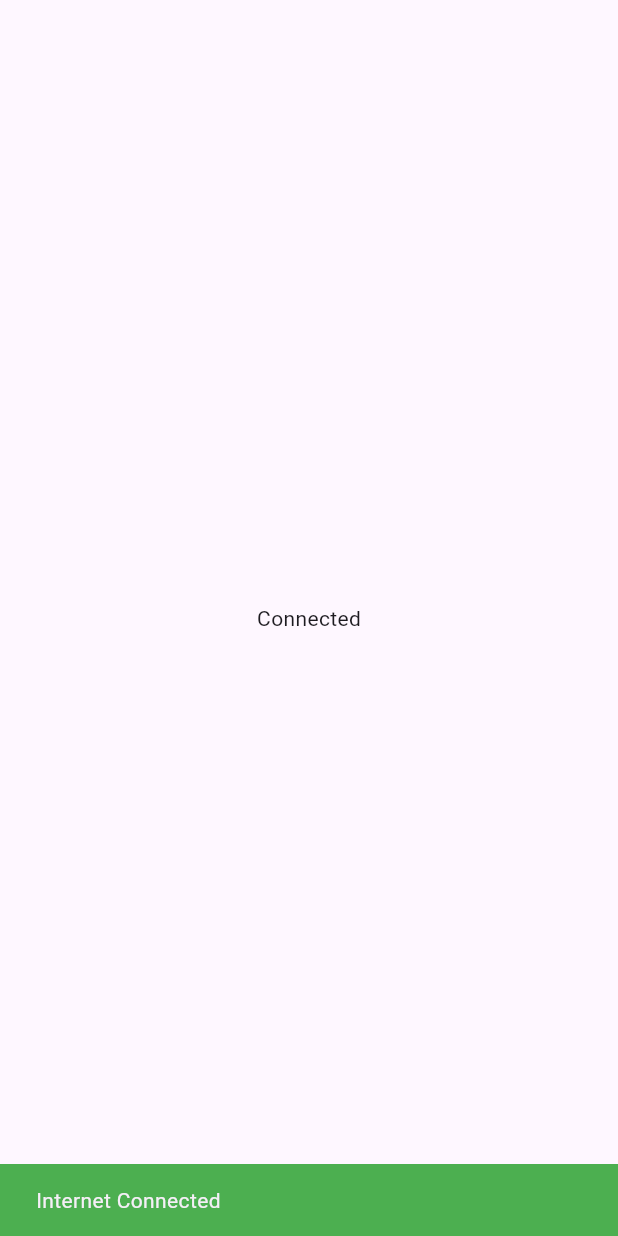
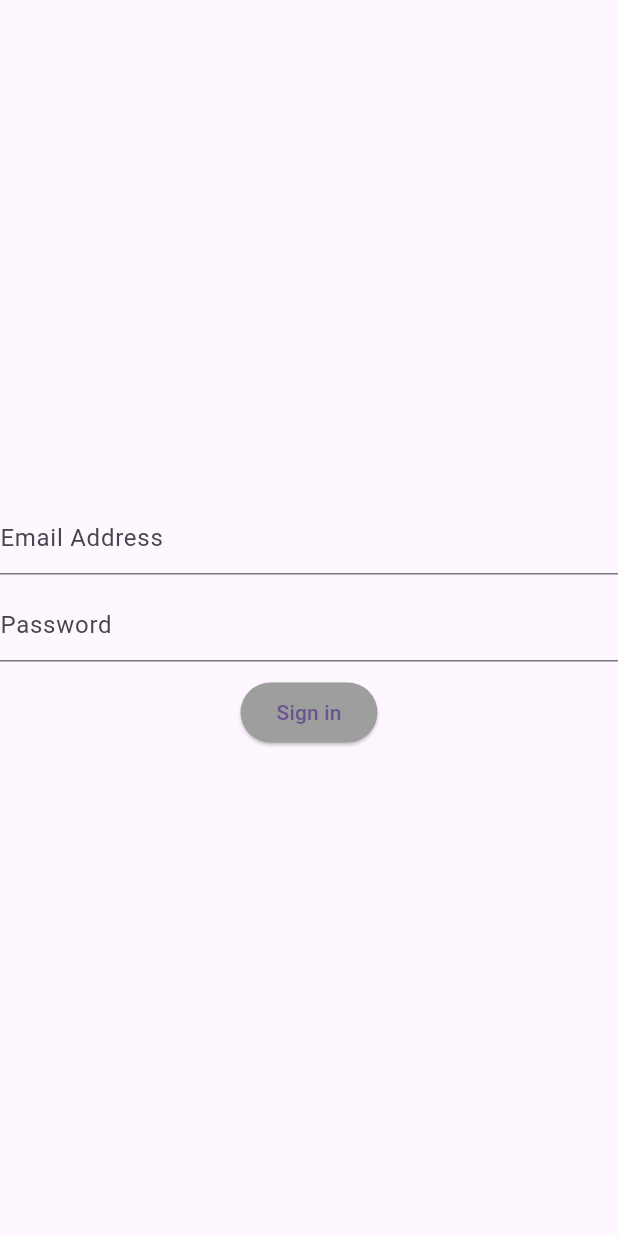
Before and after one commit to CodeCrypt05/state_mamangement_app, a Flutter app: the first screen one second after launch, on a phone screen of 412 x 824 dp. Run offline on Flutter 3.47's test engine with Material 2 defaults, Android fonts, the phone set to English and light mode, and no system bars; our stand-ins replace connectivity, email_validator, flutter_bloc.

Commit message:
signin page validation using bloc

```diff
--- /dev/null
+++ b/lib/bloc/signin_bloc/signin_bloc.dart
@@ -0,0 +1,26 @@
+import 'package:email_validator/email_validator.dart';
+import 'package:flutter_bloc/flutter_bloc.dart';
+import 'package:statemanagement_app/bloc/signin_bloc/signin_event.dart';
+import 'package:statemanagement_app/bloc/signin_bloc/signin_state.dart';
+
+class SignInBloc extends Bloc<SignInEvent, SignInState> {
+  SignInBloc() : super(SignInInitialState()) {
+    on<SignInTextChangedEvent>((event, emit) {
+      if (EmailValidator.validate(event.emailValue) == false) {
+        emit(
+          SignInErrorState("Please enter a valid email address"),
+        );
+      } else if (event.passwordValue.length < 8) {
+        emit(
+          SignInErrorState("Please enter a valid password"),
+        );
+      } else {
+        emit(SignInValidState());
+      }
+    });
+
+    on<SignInSubmittedEvent>((event, emit) {
+      emit(SignInLoadingState());
+    });
+  }
+}
--- /dev/null
+++ b/lib/bloc/signin_bloc/signin_event.dart
@@ -0,0 +1,13 @@
+abstract class SignInEvent {}
+
+class SignInTextChangedEvent extends SignInEvent {
+  final String emailValue;
+  final String passwordValue;
+  SignInTextChangedEvent(this.emailValue, this.passwordValue);
+}
+
+class SignInSubmittedEvent extends SignInEvent {
+  final String email;
+  final String password;
+  SignInSubmittedEvent(this.email, this.password);
+}
--- /dev/null
+++ b/lib/bloc/signin_bloc/signin_state.dart
@@ -0,0 +1,12 @@
+abstract class SignInState {}
+
+class SignInInitialState extends SignInState {}
+
+class SignInValidState extends SignInState {}
+
+class SignInErrorState extends SignInState {
+  final String errorMessage;
+  SignInErrorState(this.errorMessage);
+}
+
+class SignInLoadingState extends SignInState {}
--- a/lib/main.dart
+++ b/lib/main.dart
@@ -1,7 +1,10 @@
 import 'package:flutter/material.dart';
 import 'package:flutter_bloc/flutter_bloc.dart';
+import 'package:statemanagement_app/bloc/signin_bloc/signin_bloc.dart';
+import 'package:statemanagement_app/cubits/counter_cubit.dart';
 import 'package:statemanagement_app/cubits/internet_cubit.dart';
-import 'package:statemanagement_app/screens/internet_connectivity_checking/home_screen.dart';
+import 'package:statemanagement_app/screens/number_incement/home_screen.dart';
+import 'package:statemanagement_app/screens/welcome/signin_screen.dart';
 
 void main() {
   runApp(const MyApp());
@@ -14,14 +17,14 @@ class MyApp extends StatelessWidget {
   @override
   Widget build(BuildContext context) {
     return BlocProvider(
-      create: (context) => InternetCubit(),
+      create: (context) => SignInBloc(),
       child: MaterialApp(
         title: 'Flutter Demo',
         theme: ThemeData(
           colorScheme: ColorScheme.fromSeed(seedColor: Colors.deepPurple),
           useMaterial3: true,
         ),
-        home: const HomeScreen(),
+        home: SignInScreen(),
       ),
     );
   }
--- /dev/null
+++ b/lib/screens/welcome/signin_screen.dart
@@ -0,0 +1,75 @@
+import 'package:flutter/material.dart';
+import 'package:flutter_bloc/flutter_bloc.dart';
+import 'package:statemanagement_app/bloc/signin_bloc/signin_bloc.dart';
+import 'package:statemanagement_app/bloc/signin_bloc/signin_event.dart';
+import 'package:statemanagement_app/bloc/signin_bloc/signin_state.dart';
+
+class SignInScreen extends StatelessWidget {
+  TextEditingController emailController = TextEditingController();
+  TextEditingController passwordController = TextEditingController();
+
+  @override
+  Widget build(BuildContext context) {
+    final SignInBloc signInBloc = BlocProvider.of<SignInBloc>(context);
+    return Scaffold(
+      body: Column(
+        mainAxisAlignment: MainAxisAlignment.center,
+        children: [
+          BlocBuilder<SignInBloc, SignInState>(
+            builder: (context, state) {
+              if (state is SignInErrorState) {
+                return Text(
+                  state.errorMessage as String,
+                  style: TextStyle(color: Colors.red),
+                );
+              } else {
+                return Container();
+              }
+            },
+          ),
+          const SizedBox(
+            height: 10,
+          ),
+          TextField(
+            controller: emailController,
+            onChanged: (value) {
+              signInBloc.add(SignInTextChangedEvent(
+                  emailController.text, passwordController.text));
+            },
+            decoration: const InputDecoration(
+              hintText: 'Email Address',
+            ),
+          ),
+          const SizedBox(
+            height: 10,
+          ),
+          TextField(
+            controller: passwordController,
+            onChanged: (value) {
+              signInBloc.add(SignInTextChangedEvent(
+                  emailController.text, passwordController.text));
+            },
+            decoration: const InputDecoration(
+              hintText: 'Password',
+            ),
+          ),
+          const SizedBox(
+            height: 10,
+          ),
+          BlocBuilder<SignInBloc, SignInState>(
+            builder: (context, state) {
+              return ElevatedButton(
+                onPressed: () {},
+                child: Text('Sign in'),
+                style: ElevatedButton.styleFrom(
+                  backgroundColor:
+                      (state is SignInValidState) ? Colors.blue : Colors.grey,
+                ),
+              );
+            },
+          ),
+        ],
+      ),
+    );
+  }
+}
--- a/pubspec.yaml
+++ b/pubspec.yaml
@@ -37,6 +37,7 @@ dependencies:
   cupertino_icons: ^1.0.2
   flutter_bloc: ^8.1.3
   connectivity: ^3.0.6
+  email_validator: ^2.1.17
 
 dev_dependencies:
   flutter_test:
```
Also changed, not shown: lib/cubits/counter_cubit.dart (added, +8 -0 lines), lib/screens/number_incement/home_screen.dart (+7 -10 lines), lib/screens/number_incement/second_screen.dart (+9 -13 lines), pubspec.lock.
